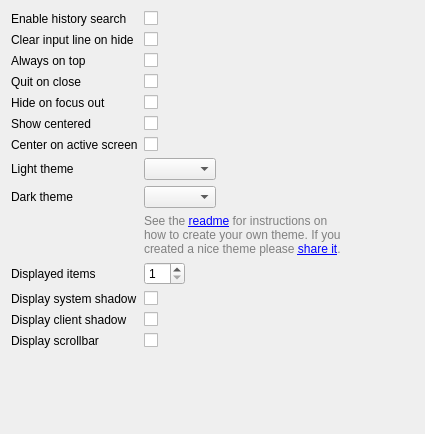
Qt form widgetsboxmodel/src/configwidget.ui (albertlauncher/plugins) before a commit.
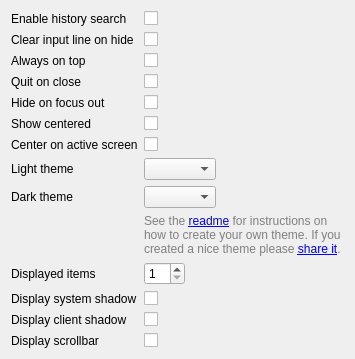
The same form after that commit.

Commit message: [widgetsboxmodel] Fix tabstops

Diff of the .ui file:
```diff
--- a/widgetsboxmodel/src/configwidget.ui
+++ b/widgetsboxmodel/src/configwidget.ui
@@ -2,14 +2,6 @@
 <ui version="4.0">
  <class>ConfigWidget</class>
  <widget class="QWidget" name="ConfigWidget">
-  <property name="geometry">
-   <rect>
-    <x>0</x>
-    <y>0</y>
-    <width>425</width>
-    <height>434</height>
-   </rect>
-  </property>
   <property name="windowTitle">
    <string>Frontend settings</string>
   </property>
```
Left out of the diff: 2 changed lines with no effect on the pictures. The commit also changes 1 other file.
